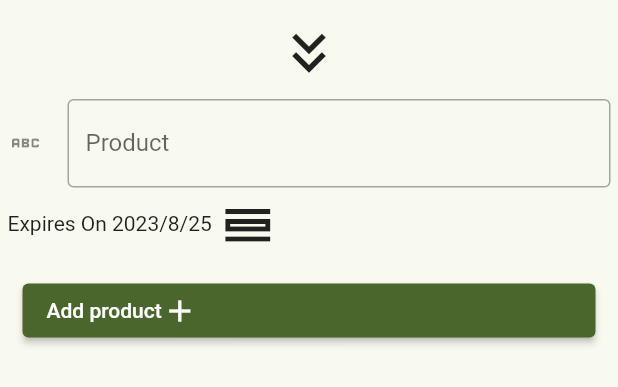
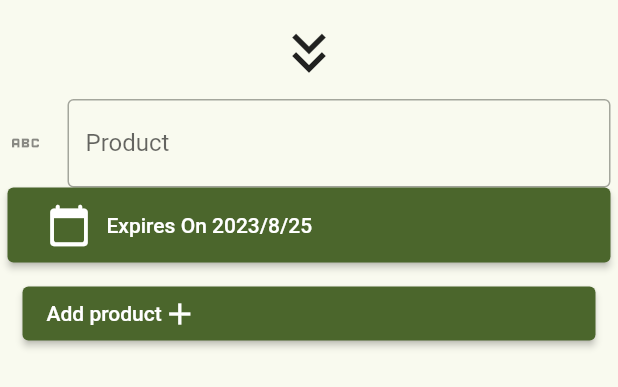
Before and after one commit to pierretre/fridge-app, a Flutter app: the ProductFormWidget widget shown alone on an empty page, opened directly, on a phone screen of 412 x 824 dp. Shown: the top 387 px of the screen. Run offline on Flutter 3.47's test engine with Material 2 defaults, Android fonts, the phone set to English and light mode, and no system bars; our stand-ins replace shared_preferences, sqflite; missing offline and left inert: flutter_barcode_scanner; accounts and stored records are empty.

Commit message:
style improvements

```diff
--- a/lib/widgets/product-form.dart
+++ b/lib/widgets/product-form.dart
@@ -24,14 +24,7 @@ class _ProductFormWidgetState extends State<ProductFormWidget> {
     return Container(
       height: 400, // Hauteur du panneau
       padding: const EdgeInsets.all(5),
-      // decoration: BoxDecoration(
-      //   borderRadius: BorderRadius.only(
-      //     topRight: Radius.circular(15),
-      //     topLeft: Radius.circular(15)
-      //   ),
-      // ),
       child: Column(
-
           mainAxisSize: MainAxisSize.min,
           children: [
             IconButton.outlined(
@@ -52,11 +45,7 @@ class _ProductFormWidgetState extends State<ProductFormWidget> {
                 });
               },
             ),
-            Row(
-              children: [
-                Text("Expires On ${date.year}/${date.month}/${date.day}"),
-                IconButton(
-                  padding: EdgeInsets.zero,
+            ElevatedButton(
               onPressed: () async {
                 DateTime? newDate = await showDatePicker(
                   context: context,
@@ -66,12 +55,18 @@ class _ProductFormWidgetState extends State<ProductFormWidget> {
                 );
                 if(newDate != null) setState(() => date = newDate);
               },
-                  icon: const Icon(
-                    Icons.calendar_view_day_outlined,
-                    size: 40,
+              child: Row(
+                children: [
+                  const Padding(
+                    padding: EdgeInsets.all(10),
+                    child: Icon(
+                      Icons.calendar_today_rounded,
+                      size: 30,
                     ),
+                  ),
+                  Text("Expires On ${date.year}/${date.month}/${date.day}"),
+                ],
               )
-              ],
             ),
             Flexible(
               child: Padding(
--- a/pubspec.yaml
+++ b/pubspec.yaml
@@ -42,6 +42,7 @@ dependencies:
   http: ^1.1.0
   provider: ^6.0.5
   shared_preferences: ^2.2.0
+  intl: ^0.18.1
 
 dev_dependencies:
   flutter_test:
```
Also changed, not shown: lib/widgets/product-card.dart (+18 -1 lines), pubspec.lock. Lines whose indentation alone changed are shown as unchanged.
